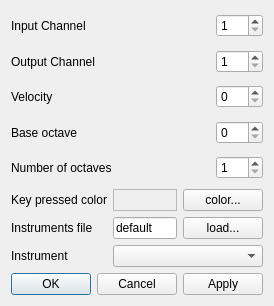
This is trunk/src/preferences.ui in svn2github/vmpk as Qt 5 draws it before an edit. The edited form follows.
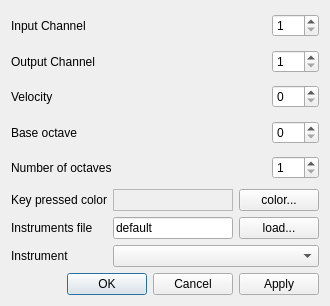
This is the edited form.

```diff
--- a/trunk/src/preferences.ui
+++ b/trunk/src/preferences.ui
@@ -5,7 +5,7 @@
    <rect>
     <x>0</x>
     <y>0</y>
-    <width>270</width>
+    <width>329</width>
     <height>306</height>
    </rect>
   </property>
@@ -173,6 +173,12 @@
    </item>
    <item row="6" column="1" >
     <widget class="QLineEdit" name="txtFileInstrument" >
+     <property name="minimumSize" >
+      <size>
+       <width>120</width>
+       <height>0</height>
+      </size>
+     </property>
      <property name="text" >
       <string>default</string>
      </property>
@@ -196,7 +202,14 @@
     </widget>
    </item>
    <item row="7" column="1" colspan="3" >
-    <widget class="QComboBox" name="cboInstrument" />
+    <widget class="QComboBox" name="cboInstrument" >
+     <property name="minimumSize" >
+      <size>
+       <width>200</width>
+       <height>0</height>
+      </size>
+     </property>
+    </widget>
    </item>
    <item row="8" column="0" colspan="4" >
     <widget class="QDialogButtonBox" name="buttonBox" >
```
